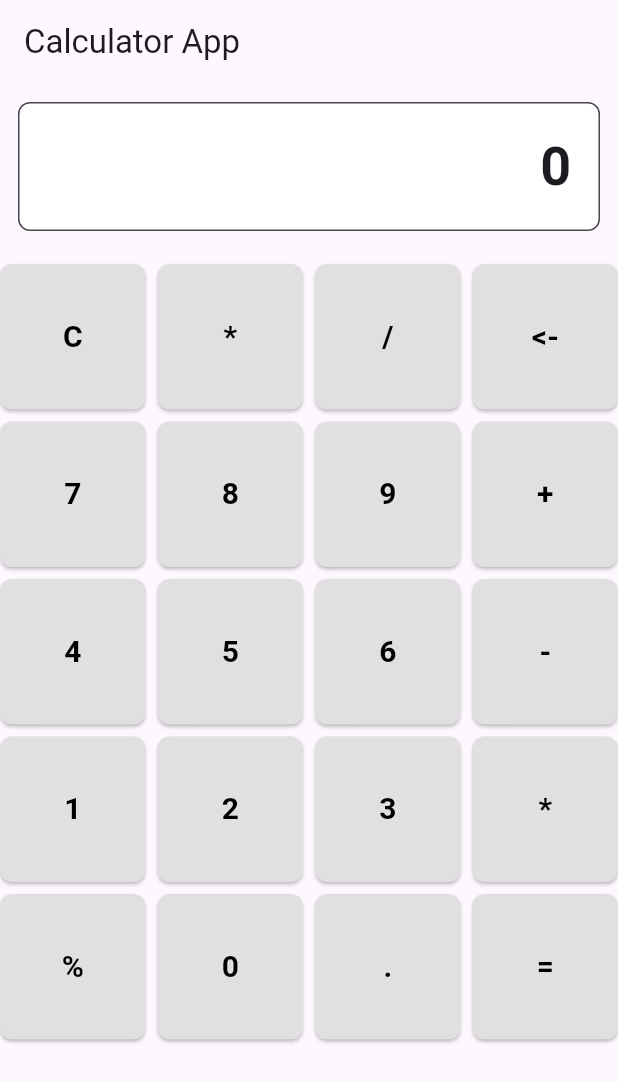
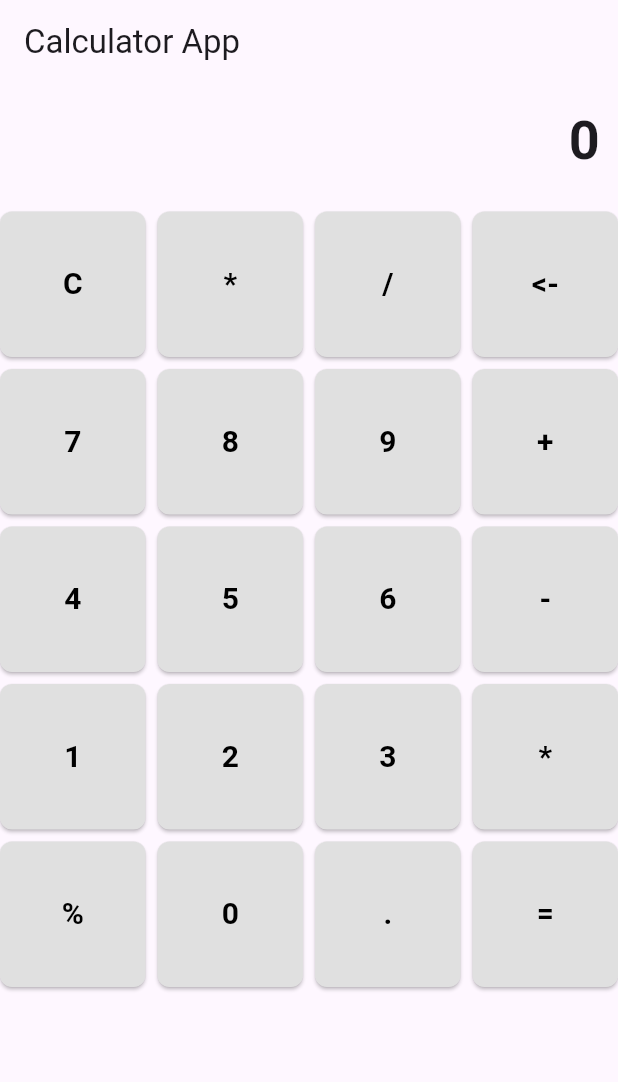
Before and after one commit to Bibekgupta777/calculator_project, a Flutter app: the screen it shows after launch, on a phone screen of 412 x 824 dp. Shown: the top 1082 px of the screen. Run offline on Flutter 3.47's test engine with Material 3 defaults, Android fonts, the phone set to English and light mode, and no system bars.

Commit message:
calculator

```diff
--- a/lib/view/calculator.dart
+++ b/lib/view/calculator.dart
@@ -125,24 +125,16 @@ class _CalculatorHomeState extends State<CalculatorHome> {
       ),
       body: Column(
         children: [
-          // Text field for input and output
-          Padding(
+          // Display area
+          Container(
             padding: const EdgeInsets.all(12.0),
-            child: TextField(
-              readOnly: true, // Prevent user typing
-              decoration: InputDecoration(
-                border: OutlineInputBorder(
-                  borderRadius: BorderRadius.circular(8),
-                ),
-                filled: true,
-                fillColor: Colors.white,
-              ),
+            alignment: Alignment.centerRight,
+            child: Text(
+              _output,
               style: const TextStyle(
                 fontSize: 36.0,
                 fontWeight: FontWeight.bold,
               ),
-              textAlign: TextAlign.right,
-              controller: TextEditingController(text: _output),
             ),
           ),
           const SizedBox(height: 10),
```
